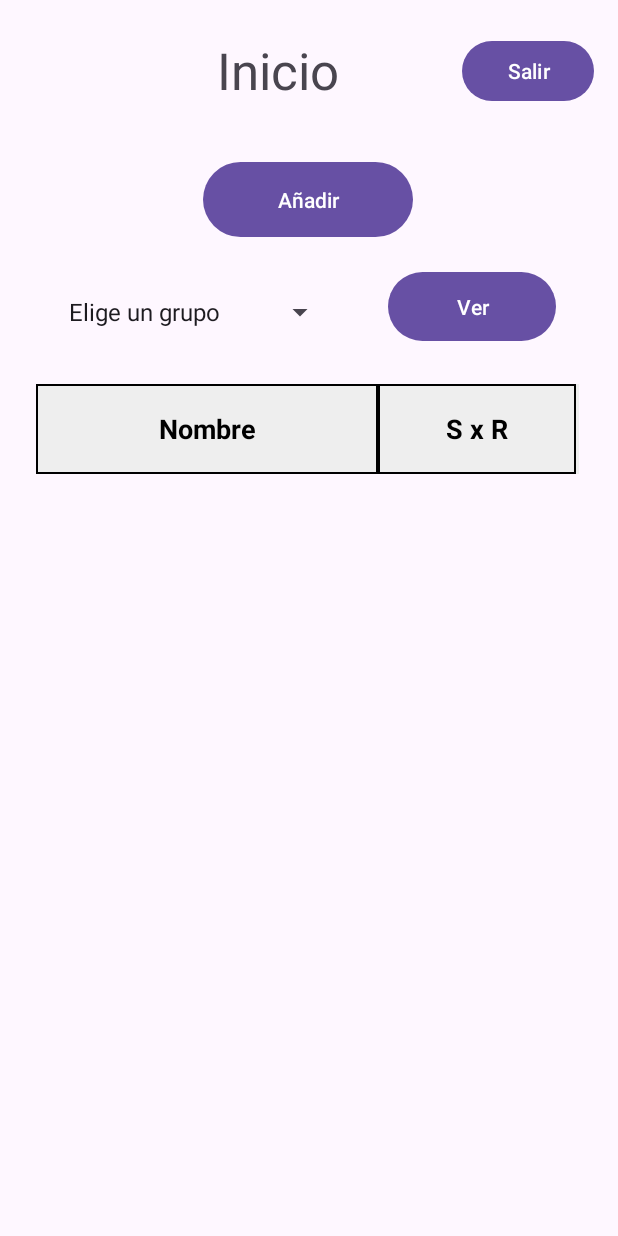
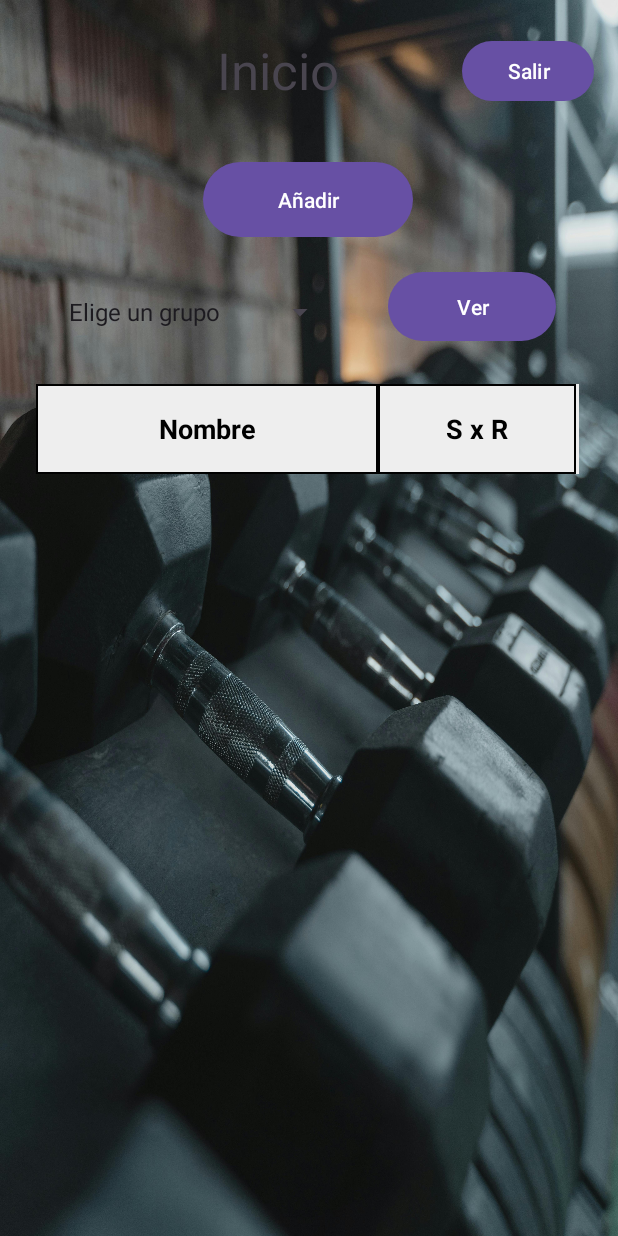
Before and after one commit to adriro20/Reto1PMD, an Android app: the screen it shows after launch (MainActivity), on a phone screen of 412 x 824 dp. Run offline under Robolectric (Android 15) with nearby library versions, the phone set to English and light mode, and no system bars.

Commit message:
cambios en el fondo

```diff
--- a/Reto/app/src/main/java/com/example/reto/CrearEjercicioActivity.java
+++ b/Reto/app/src/main/java/com/example/reto/CrearEjercicioActivity.java
@@ -319,8 +319,6 @@ public class CrearEjercicioActivity extends AppCompatActivity {
             // Cierra el flujo de salida
             fos.close();
 
-            // Mostrar un mensaje indicando que la imagen ha sido guardada
-            Toast.makeText(this, "Imagen guardada en almacenamiento interno", Toast.LENGTH_SHORT).show();
         } catch (IOException e) {
             Toast.makeText(this, "Error al guardar la imagen", Toast.LENGTH_SHORT).show();
         }
--- a/Reto/app/src/main/res/layout/activity_grupo_muscular.xml
+++ b/Reto/app/src/main/res/layout/activity_grupo_muscular.xml
@@ -5,6 +5,7 @@
     android:id="@+id/main"
     android:layout_width="match_parent"
     android:layout_height="match_parent"
+    android:background="@drawable/imgfondo"
     tools:context=".GrupoMuscularActivity">
 
     <TextView
--- a/Reto/app/src/main/res/layout/activity_main.xml
+++ b/Reto/app/src/main/res/layout/activity_main.xml
@@ -5,6 +5,7 @@
     android:id="@+id/main"
     android:layout_width="match_parent"
     android:layout_height="match_parent"
+    android:background="@drawable/imgfondo"
     tools:context=".MainActivity">
 
     <TableLayout
```
